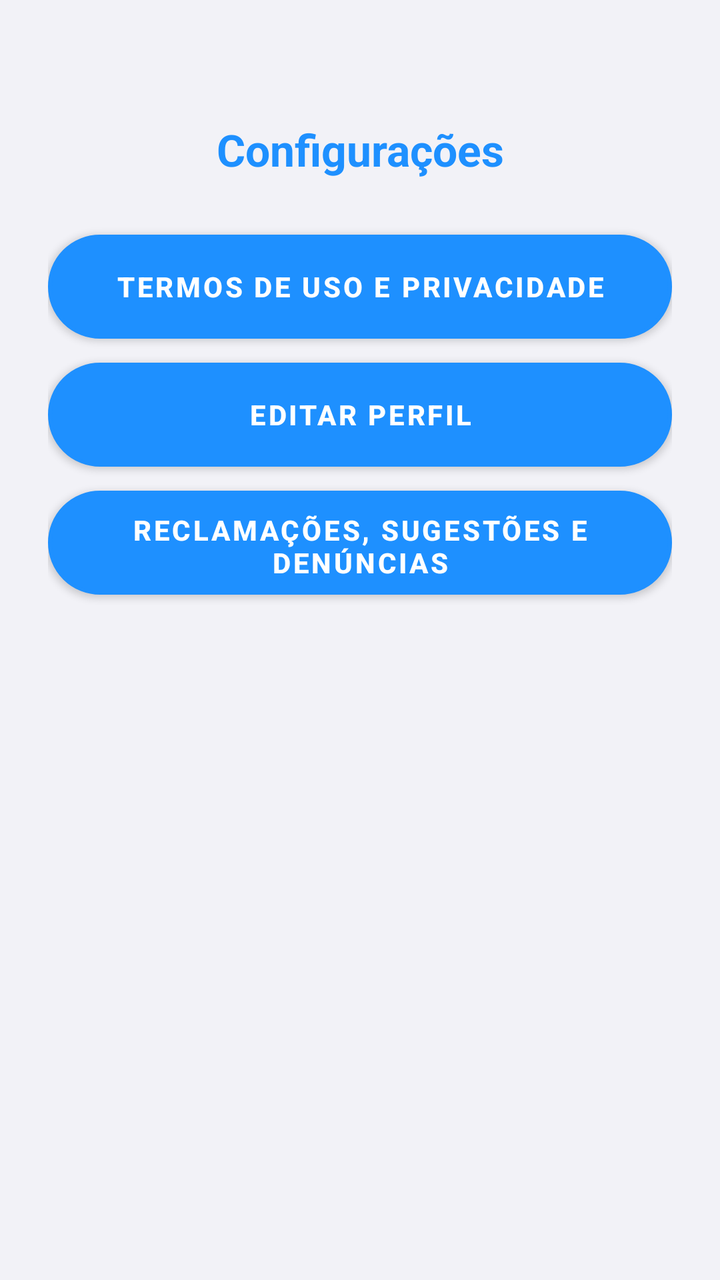
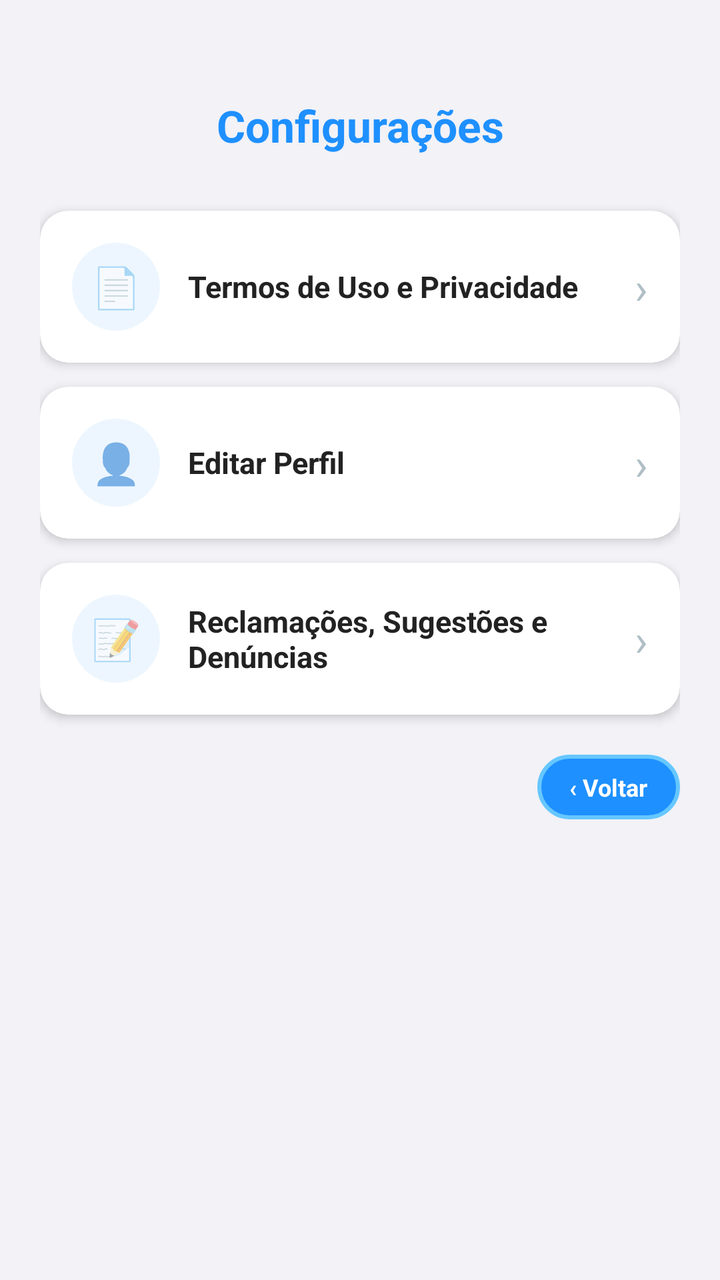

Two renders of the same Android screen: before a commit and after it. Below are the layout's source before the change and the commit's diff.
<!-- AndroidManifest.xml: application theme Theme.Caronas -->
<!-- res/layout/activity_configuracoes_caronas.xml -->
<?xml version="1.0" encoding="utf-8"?>
<LinearLayout xmlns:android="http://schemas.android.com/apk/res/android"
    android:layout_width="match_parent"
    android:layout_height="match_parent"
    android:orientation="vertical"
    android:background="@color/fundo_cinza_claro"
    android:padding="24dp">

    <TextView
        android:layout_width="match_parent"
        android:layout_height="wrap_content"
        android:text="@string/config_titulo"
        android:textColor="@color/azul_neon"
        android:textSize="22sp"
        android:textStyle="bold"
        android:gravity="center"
        android:paddingTop="36dp"
        android:paddingBottom="28dp" />

    <Button
        android:id="@+id/btnConfigTermos"
        android:layout_width="match_parent"
        android:layout_height="52dp"
        android:text="@string/config_botao_termos"
        android:textColor="#FFFFFF"
        android:textStyle="bold"
        android:background="@drawable/botao_azul_neon"
        android:layout_marginBottom="12dp" />

    <Button
        android:id="@+id/btnConfigEditarPerfil"
        android:layout_width="match_parent"
        android:layout_height="52dp"
        android:text="@string/config_botao_editar_perfil"
        android:textColor="#FFFFFF"
        android:textStyle="bold"
        android:background="@drawable/botao_azul_neon"
        android:layout_marginBottom="12dp" />

    <Button
        android:id="@+id/btnConfigManifestacoes"
        android:layout_width="match_parent"
        android:layout_height="52dp"
        android:text="@string/config_botao_manifestacoes"
        android:textColor="#FFFFFF"
        android:textStyle="bold"
        android:background="@drawable/botao_azul_neon" />

</LinearLayout>
<!-- resources referenced by this layout -->
<resources>
  <color name="azul_neon">#1E90FF</color>
  <color name="fundo_cinza_claro">#F2F2F7</color>
  <!-- drawable botao_azul_neon (drawable) -->
  <?xml version="1.0" encoding="utf-8"?>
  <shape xmlns:android="http://schemas.android.com/apk/res/android">
      <solid android:color="#1E90FF" />
      <corners android:radius="25dp" />
      <stroke android:width="2dp" android:color="#66C7FF" />
      <padding android:left="16dp" android:right="16dp" android:top="12dp" android:bottom="12dp" />
  </shape>
  <string name="config_botao_editar_perfil">Editar Perfil</string>
  <string name="config_botao_manifestacoes">Reclamações, Sugestões e Denúncias</string>
  <string name="config_botao_termos">Termos de Uso e Privacidade</string>
  <string name="config_titulo">Configurações</string>
  <style name="Theme.Caronas" parent="Theme.MaterialComponents.DayNight.NoActionBar">
          <item name="colorPrimary">@color/azul_neon</item>
          <item name="colorPrimaryVariant">@color/azul_neon_escuro</item>
          <item name="colorOnPrimary">@color/white</item>
          <item name="colorSecondary">@color/azul_neon</item>
          <item name="colorSecondaryVariant">@color/azul_neon_escuro</item>
          <item name="colorOnSecondary">@color/white</item>
          <item name="android:statusBarColor">@color/fundo_escuro</item>
          <item name="android:windowBackground">@color/fundo_escuro</item>
      </style>
  <color name="azul_neon_escuro">#0D47A1</color>
  <color name="white">#FFFFFFFF</color>
  <color name="fundo_escuro">#0A0E1A</color>
</resources>

<!-- the commit's change to res/layout/activity_configuracoes_caronas.xml (unified diff, before → after) -->
@@ -1,49 +1,187 @@
 <?xml version="1.0" encoding="utf-8"?>
-<LinearLayout xmlns:android="http://schemas.android.com/apk/res/android"
+<FrameLayout xmlns:android="http://schemas.android.com/apk/res/android"
+    xmlns:app="http://schemas.android.com/apk/res-auto"
     android:layout_width="match_parent"
     android:layout_height="match_parent"
-    android:orientation="vertical"
-    android:background="@color/fundo_cinza_claro"
-    android:padding="24dp">
+    android:background="@color/fundo_cinza_claro">
 
-    <TextView
+    <LinearLayout
         android:layout_width="match_parent"
         android:layout_height="wrap_content"
-        android:text="@string/config_titulo"
-        android:textColor="@color/azul_neon"
-        android:textSize="22sp"
-        android:textStyle="bold"
-        android:gravity="center"
-        android:paddingTop="36dp"
-        android:paddingBottom="28dp" />
+        android:orientation="vertical"
+        android:padding="20dp">
 
-    <Button
-        android:id="@+id/btnConfigTermos"
-        android:layout_width="match_parent"
-        android:layout_height="52dp"
-        android:text="@string/config_botao_termos"
-        android:textColor="#FFFFFF"
-        android:textStyle="bold"
-        android:background="@drawable/botao_azul_neon"
-        android:layout_marginBottom="12dp" />
+        <TextView
+            android:layout_width="match_parent"
+            android:layout_height="wrap_content"
+            android:text="@string/config_titulo"
+            android:textColor="@color/azul_neon"
+            android:textSize="22sp"
+            android:textStyle="bold"
+            android:gravity="center"
+            android:paddingTop="28dp"
+            android:paddingBottom="28dp" />
 
-    <Button
-        android:id="@+id/btnConfigEditarPerfil"
-        android:layout_width="match_parent"
-        android:layout_height="52dp"
-        android:text="@string/config_botao_editar_perfil"
-        android:textColor="#FFFFFF"
-        android:textStyle="bold"
-        android:background="@drawable/botao_azul_neon"
-        android:layout_marginBottom="12dp" />
+        <androidx.cardview.widget.CardView
+            android:layout_width="match_parent"
+            android:layout_height="wrap_content"
+            android:layout_marginBottom="12dp"
+            app:cardCornerRadius="14dp"
+            app:cardBackgroundColor="#FFFFFF"
+            app:cardElevation="3dp">
 
-    <Button
-        android:id="@+id/btnConfigManifestacoes"
-        android:layout_width="match_parent"
-        android:layout_height="52dp"
-        android:text="@string/config_botao_manifestacoes"
-        android:textColor="#FFFFFF"
-        android:textStyle="bold"
-        android:background="@drawable/botao_azul_neon" />
+            <LinearLayout
+                android:id="@+id/btnConfigTermos"
+                android:layout_width="match_parent"
+                android:layout_height="wrap_content"
+                android:orientation="horizontal"
+                android:gravity="center_vertical"
+                android:padding="16dp"
+                android:clickable="true"
+                android:focusable="true"
+                android:foreground="?attr/selectableItemBackground">
 
-</LinearLayout>
+                <TextView
+                    android:layout_width="44dp"
+                    android:layout_height="44dp"
+                    android:background="@drawable/bg_icone_config"
+                    android:text="📄"
+                    android:textSize="20sp"
+                    android:gravity="center"
+                    android:layout_marginEnd="14dp" />
+
+                <TextView
+                    android:layout_width="0dp"
+                    android:layout_height="wrap_content"
+                    android:layout_weight="1"
+                    android:text="@string/config_botao_termos"
+                    android:textColor="#222222"
+                    android:textSize="15sp"
+                    android:textStyle="bold" />
+
+                <TextView
+                    android:layout_width="wrap_content"
+                    android:layout_height="wrap_content"
+                    android:text="›"
+                    android:textSize="22sp"
+                    android:textColor="#B0BEC5" />
+
+            </LinearLayout>
+
+        </androidx.cardview.widget.CardView>
+
+        <androidx.cardview.widget.CardView
+            android:layout_width="match_parent"
+            android:layout_height="wrap_content"
+            android:layout_marginBottom="12dp"
+            app:cardCornerRadius="14dp"
+            app:cardBackgroundColor="#FFFFFF"
+            app:cardElevation="3dp">
+
+            <LinearLayout
+                android:id="@+id/btnConfigEditarPerfil"
+                android:layout_width="match_parent"
+                android:layout_height="wrap_content"
+                android:orientation="horizontal"
+                android:gravity="center_vertical"
+                android:padding="16dp"
+                android:clickable="true"
+                android:focusable="true"
+                android:foreground="?attr/selectableItemBackground">
+
+                <TextView
+                    android:layout_width="44dp"
+                    android:layout_height="44dp"
+                    android:background="@drawable/bg_icone_config"
+                    android:text="👤"
+                    android:textSize="20sp"
+                    android:gravity="center"
+                    android:layout_marginEnd="14dp" />
+
+                <TextView
+                    android:layout_width="0dp"
+                    android:layout_height="wrap_content"
+                    android:layout_weight="1"
+                    android:text="@string/config_botao_editar_perfil"
+                    android:textColor="#222222"
+                    android:textSize="15sp"
+                    android:textStyle="bold" />
+
+                <TextView
+                    android:layout_width="wrap_content"
+                    android:layout_height="wrap_content"
+                    android:text="›"
+                    android:textSize="22sp"
+                    android:textColor="#B0BEC5" />
+
+            </LinearLayout>
+
+        </androidx.cardview.widget.CardView>
+
+        <androidx.cardview.widget.CardView
+            android:layout_width="match_parent"
+            android:layout_height="wrap_content"
+            app:cardCornerRadius="14dp"
+            app:cardBackgroundColor="#FFFFFF"
+            app:cardElevation="3dp">
+
+            <LinearLayout
+                android:id="@+id/btnConfigManifestacoes"
+                android:layout_width="match_parent"
+                android:layout_height="wrap_content"
+                android:orientation="horizontal"
+                android:gravity="center_vertical"
+                android:padding="16dp"
+                android:clickable="true"
+                android:focusable="true"
+                android:foreground="?attr/selectableItemBackground">
+
+                <TextView
+                    android:layout_width="44dp"
+                    android:layout_height="44dp"
+                    android:background="@drawable/bg_icone_config"
+                    android:text="📝"
+                    android:textSize="20sp"
+                    android:gravity="center"
+                    android:layout_marginEnd="14dp" />
+
+                <TextView
+                    android:layout_width="0dp"
+                    android:layout_height="wrap_content"
+                    android:layout_weight="1"
+                    android:text="@string/config_botao_manifestacoes"
+                    android:textColor="#222222"
+                    android:textSize="15sp"
+                    android:textStyle="bold" />
+
+                <TextView
+                    android:layout_width="wrap_content"
+                    android:layout_height="wrap_content"
+                    android:text="›"
+                    android:textSize="22sp"
+                    android:textColor="#B0BEC5" />
+
+            </LinearLayout>
+
+        </androidx.cardview.widget.CardView>
+
+        
+        <TextView
+            android:id="@+id/btnVoltarConfig"
+            android:layout_width="wrap_content"
+            android:layout_height="wrap_content"
+            android:layout_gravity="end"
+            android:layout_marginTop="20dp"
+            android:text="@string/voltar"
+            android:textColor="#FFFFFF"
+            android:textSize="12sp"
+            android:textStyle="bold"
+            android:background="@drawable/botao_azul_neon"
+            android:paddingHorizontal="16dp"
+            android:paddingVertical="8dp"
+            android:clickable="true"
+            android:focusable="true" />
+
+    </LinearLayout>
+
+</FrameLayout>
<!-- resource entries referenced after the edit -->
@@ -2,6 +2,12 @@
 <resources>
   <color name="azul_neon">#1E90FF</color>
   <color name="fundo_cinza_claro">#F2F2F7</color>
+  <!-- drawable bg_icone_config (drawable) -->
+  <?xml version="1.0" encoding="utf-8"?>
+  <shape xmlns:android="http://schemas.android.com/apk/res/android"
+      android:shape="oval">
+      <solid android:color="#141E90FF" />
+  </shape>
   <!-- drawable botao_azul_neon (drawable) -->
   <?xml version="1.0" encoding="utf-8"?>
   <shape xmlns:android="http://schemas.android.com/apk/res/android">
@@ -14,6 +20,7 @@
   <string name="config_botao_manifestacoes">Reclamações, Sugestões e Denúncias</string>
   <string name="config_botao_termos">Termos de Uso e Privacidade</string>
   <string name="config_titulo">Configurações</string>
+  <string name="voltar">‹ Voltar</string>
   <style name="Theme.Caronas" parent="Theme.MaterialComponents.DayNight.NoActionBar">
           <item name="colorPrimary">@color/azul_neon</item>
           <item name="colorPrimaryVariant">@color/azul_neon_escuro</item>
